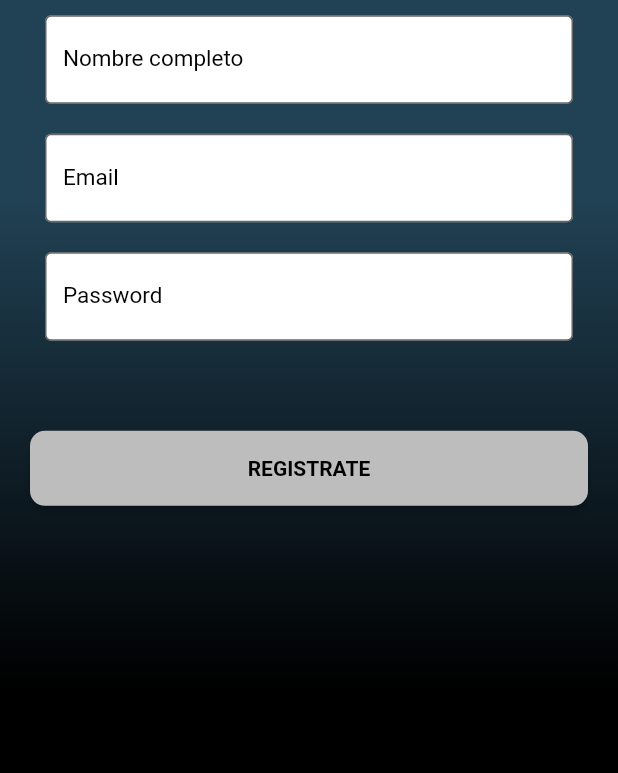
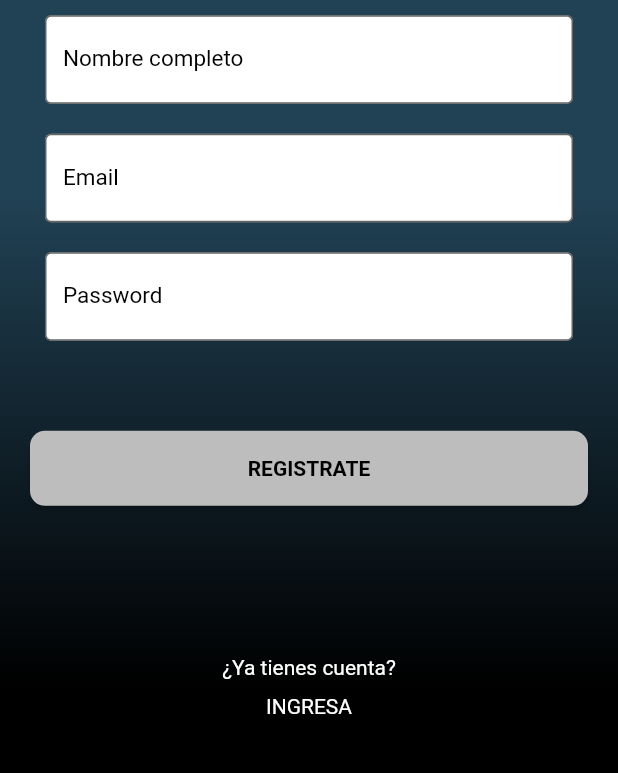
Before and after one commit to chamedm/moviles_practica1, a Flutter app: the Register screen opened by its route, on a phone screen of 412 x 824 dp, the part 425-1198 px from its top. Run offline on Flutter 3.47's test engine with Material 2 defaults, Android fonts, the phone set to English and light mode, and no system bars; network calls fail.

Commit message:
Routing correctly to Home() page from register and login

```diff
--- a/lib/log_in.dart
+++ b/lib/log_in.dart
@@ -70,11 +70,13 @@ class _LogInState extends State<LogIn> {
                 elevation: 2,
                 color: SECONDARY_COLOR[400],
                 child: Text(
-                  "INGRESA",
+                  "ENTRAR",
                   style: TextStyle(
                       color: Colors.black, fontWeight: FontWeight.bold),
                 ),
-                onPressed: () {},
+                onPressed: () {
+                  Navigator.of(context).pushNamed("/home");
+                },
               ),
             ),
             Padding(
--- a/lib/register.dart
+++ b/lib/register.dart
@@ -89,17 +89,36 @@ class _RegisterState extends State<Register> {
                           borderRadius: BorderRadius.circular(10)),
                       height: 50,
                       elevation: 2,
-                      onPressed: () {},
                       color: SECONDARY_COLOR[400],
                       child: Text(
                         "REGISTRATE",
                         style: TextStyle(
                             color: Colors.black, fontWeight: FontWeight.bold),
                       ),
+                      onPressed: () {
+                        Navigator.of(context).pushNamed("/home");
+                      },
                     ),
                   ),
                 ),
               ]),
+              Padding(
+                padding: const EdgeInsets.only(top: 100, bottom: 10),
+                child: Text(
+                  "¿Ya tienes cuenta?",
+                  style: TextStyle(
+                    color: Colors.white,
+                  ),
+                  textAlign: TextAlign.center,
+                ),
+              ),
+              Text(
+                "INGRESA",
+                style: TextStyle(
+                  color: Colors.white,
+                ),
+                textAlign: TextAlign.center,
+              ),
             ],
           ),
         ),
```
